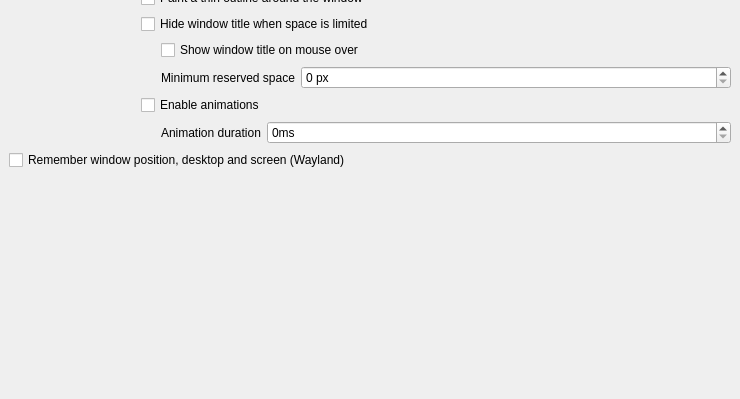
This is src/kcm/config.ui in guiodic/material-decoration as Qt 5 draws it before an edit; both pictures show x 0 to 740 and y 350 to 749 of the 740 by 749 pixel window. The edited form follows.
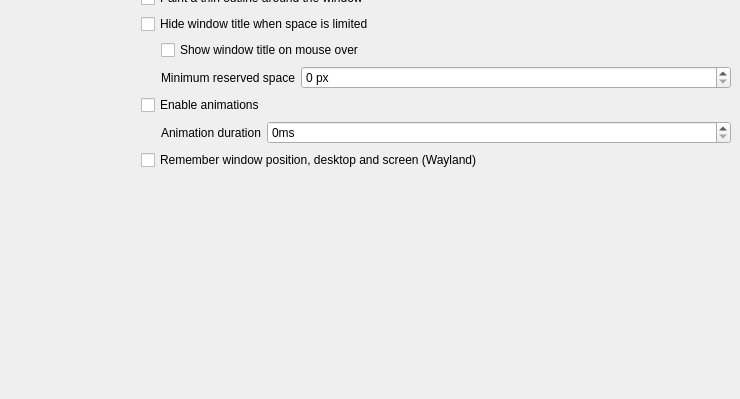
This is the edited form. Custom widgets are drawn as their Qt base class.

Commit message: ui: align window placement checkbox with Appearance controls

```diff
--- a/src/kcm/config.ui
+++ b/src/kcm/config.ui
@@ -314,7 +314,7 @@
          </item>
         </layout>
        </item>
-       <item row="17" column="0" colspan="2">
+       <item row="17" column="1">
         <widget class="QCheckBox" name="kcfg_RememberWindowState">
          <property name="text"><string>Remember window position, desktop and screen (Wayland)</string></property>
          <property name="toolTip"><string>Save window position, desktop and screen when a window closes and restore them when it opens again. The application controls its size. Requires the Material Tiling Popup KWin script. Windows of the same application without a distinct identity share the state of the last closed window.</string></property>
```
